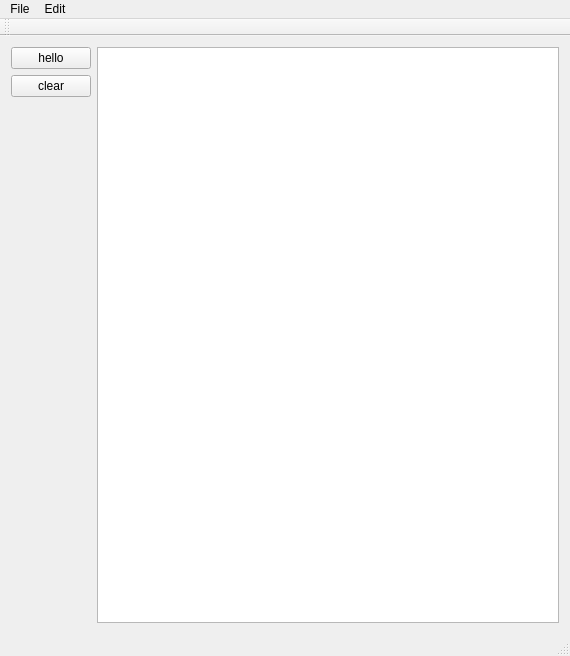
First picture: the form in lessonGUI/mainwindow.ui, repository featherboa50/WWU_LLEyeTrack, before the edit.
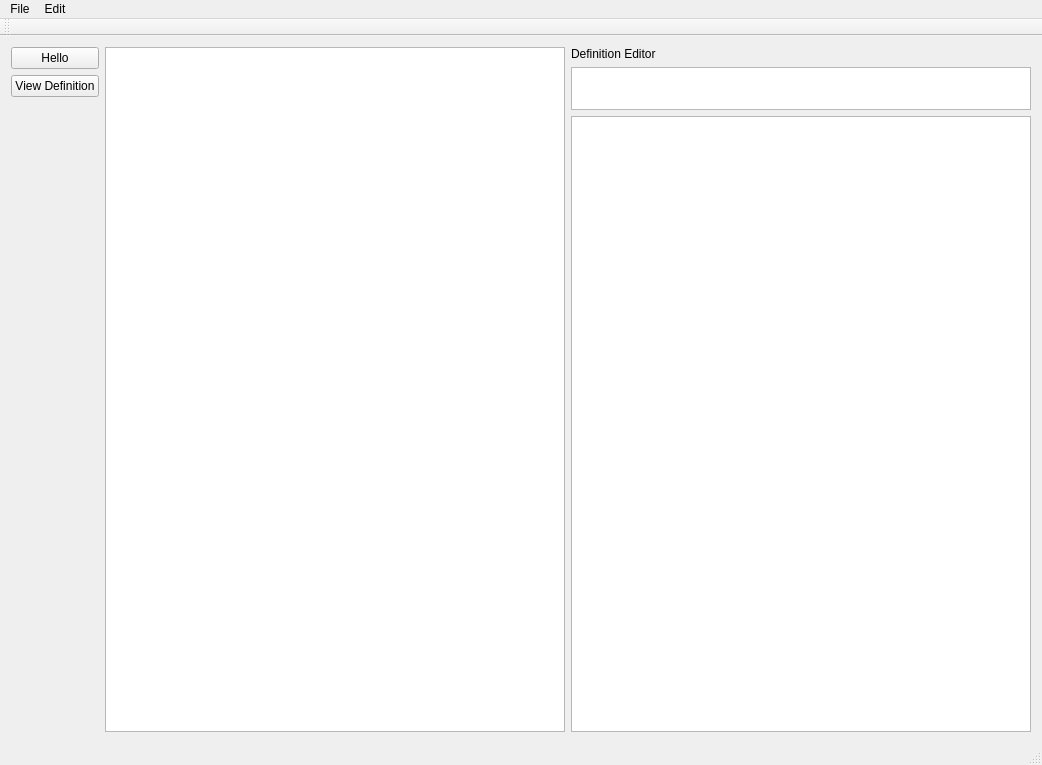
Second picture: the form after the edit.

```diff
--- a/lessonGUI/mainwindow.ui
+++ b/lessonGUI/mainwindow.ui
@@ -6,8 +6,8 @@
    <rect>
     <x>0</x>
     <y>0</y>
-    <width>570</width>
-    <height>656</height>
+    <width>1042</width>
+    <height>765</height>
    </rect>
   </property>
   <property name="windowTitle">
@@ -22,14 +22,14 @@
         <item>
          <widget class="QPushButton" name="pushButton">
           <property name="text">
-           <string>hello</string>
+           <string>Hello</string>
           </property>
          </widget>
         </item>
         <item>
          <widget class="QPushButton" name="pushButton_2">
           <property name="text">
-           <string>clear</string>
+           <string>View Definition</string>
           </property>
          </widget>
         </item>
@@ -51,6 +51,30 @@
       <item>
        <widget class="QTextEdit" name="textEdit"/>
       </item>
+      <item>
+       <layout class="QVBoxLayout" name="verticalLayout_7">
+        <item>
+         <widget class="QLabel" name="label">
+          <property name="text">
+           <string>Definition Editor</string>
+          </property>
+         </widget>
+        </item>
+        <item>
+         <widget class="QPlainTextEdit" name="plainTextEdit">
+          <property name="maximumSize">
+           <size>
+            <width>16777215</width>
+            <height>43</height>
+           </size>
+          </property>
+         </widget>
+        </item>
+        <item>
+         <widget class="QTextEdit" name="textEdit_2"/>
+        </item>
+       </layout>
+      </item>
      </layout>
     </item>
    </layout>
@@ -60,7 +84,7 @@
     <rect>
      <x>0</x>
      <y>0</y>
-     <width>570</width>
+     <width>1042</width>
      <height>38</height>
     </rect>
    </property>
```
Left out of the diff: 26 changed lines with no effect on the pictures.
